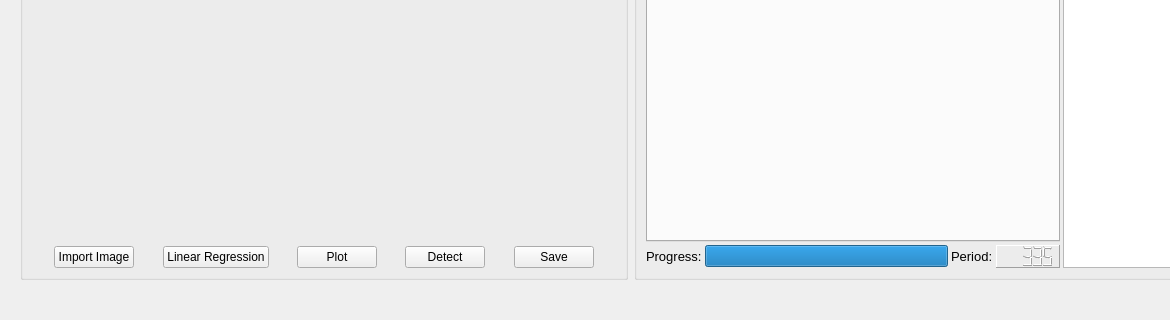
First picture: the form in ui/detectmain.ui, repository hmy-repo/Peng_GUI, before the edit; both pictures show x 0 to 1170 and y 482 to 802 of the 1261 by 802 pixel window.
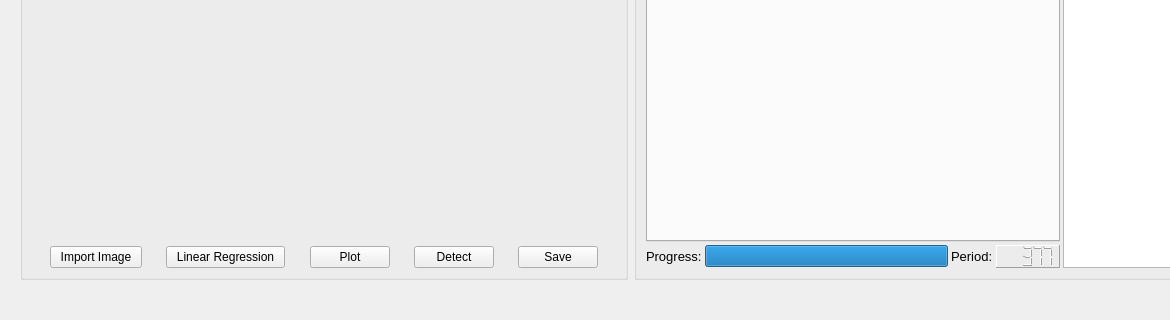
Second picture: the form after the edit.

Diff of the .ui file:
```diff
--- a/ui/detectmain.ui
+++ b/ui/detectmain.ui
@@ -149,7 +149,7 @@
                <item row="1" column="1">
                 <widget class="QPushButton" name="pushButton_5">
                  <property name="text">
-                  <string>Import Image</string>
+                  <string>  Import Image  </string>
                  </property>
                 </widget>
                </item>
@@ -176,7 +176,7 @@
                <item row="1" column="3">
                 <widget class="QPushButton" name="pushButton_4">
                  <property name="text">
-                  <string>Linear Regression</string>
+                  <string>  Linear Regression  </string>
                  </property>
                 </widget>
                </item>
@@ -371,7 +371,7 @@
                     <enum>QFrame::Shape::Panel</enum>
                    </property>
                    <property name="intValue" stdset="0">
-                    <number>335</number>
+                    <number>377</number>
                    </property>
                   </widget>
                  </item>
```
